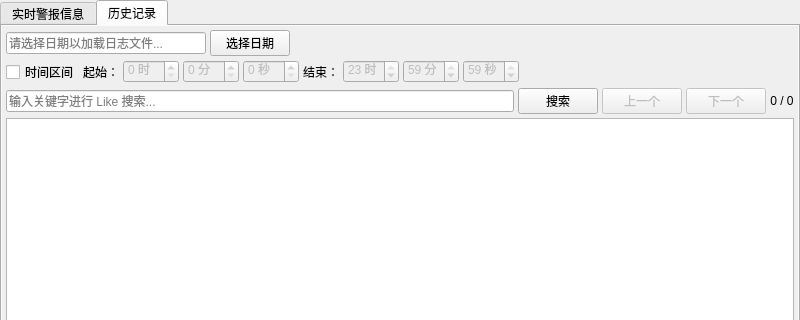
Before: the Qt Designer form OHB80PortMonitor_V_1_0_0/ui/customwidget/alarmloggerwidget/alarmloggerwidget.ui in Simon2817/OHB80PortMonitor, drawn with Qt 5; both pictures show x 0 to 800 and y 0 to 320 of the 800 by 500 pixel window.
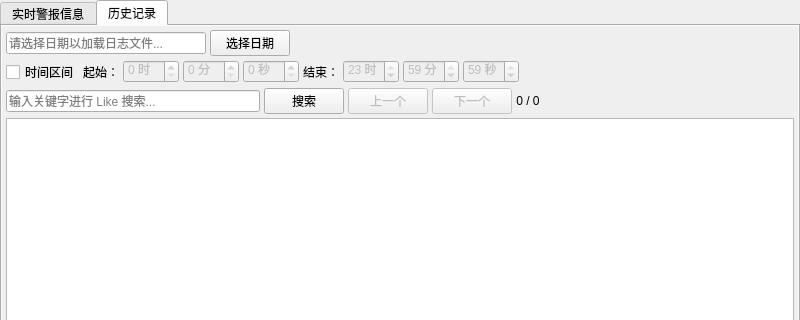
After: the same form once the commit is applied. The open tabs and pages were chosen to show the change.

```diff
--- a/OHB80PortMonitor_V_1_0_0/ui/customwidget/alarmloggerwidget/alarmloggerwidget.ui
+++ b/OHB80PortMonitor_V_1_0_0/ui/customwidget/alarmloggerwidget/alarmloggerwidget.ui
@@ -371,6 +371,19 @@
            </property>
           </widget>
          </item>
+         <item>
+          <spacer name="horizontalSpacer_3">
+           <property name="orientation">
+            <enum>Qt::Horizontal</enum>
+           </property>
+           <property name="sizeHint" stdset="0">
+            <size>
+             <width>40</width>
+             <height>20</height>
+            </size>
+           </property>
+          </spacer>
+         </item>
         </layout>
        </item>
        <item>
```
Left out of the diff: 5 changed lines with no effect on the pictures.
